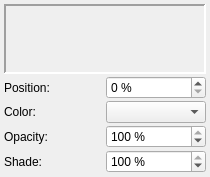
Before: the Qt Designer form scribus/ui/gradienteditor.ui in scribusproject/scribus, drawn with Qt 5.
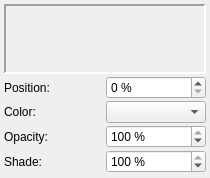
After: the same form once the commit is applied. Custom widgets are drawn as their Qt base class.

```diff
--- a/scribus/ui/gradienteditor.ui
+++ b/scribus/ui/gradienteditor.ui
@@ -7,7 +7,7 @@
     <x>0</x>
     <y>0</y>
     <width>210</width>
-    <height>172</height>
+    <height>178</height>
    </rect>
   </property>
   <property name="windowTitle">
```
Left out of the diff: 11 changed lines with no effect on the pictures.
